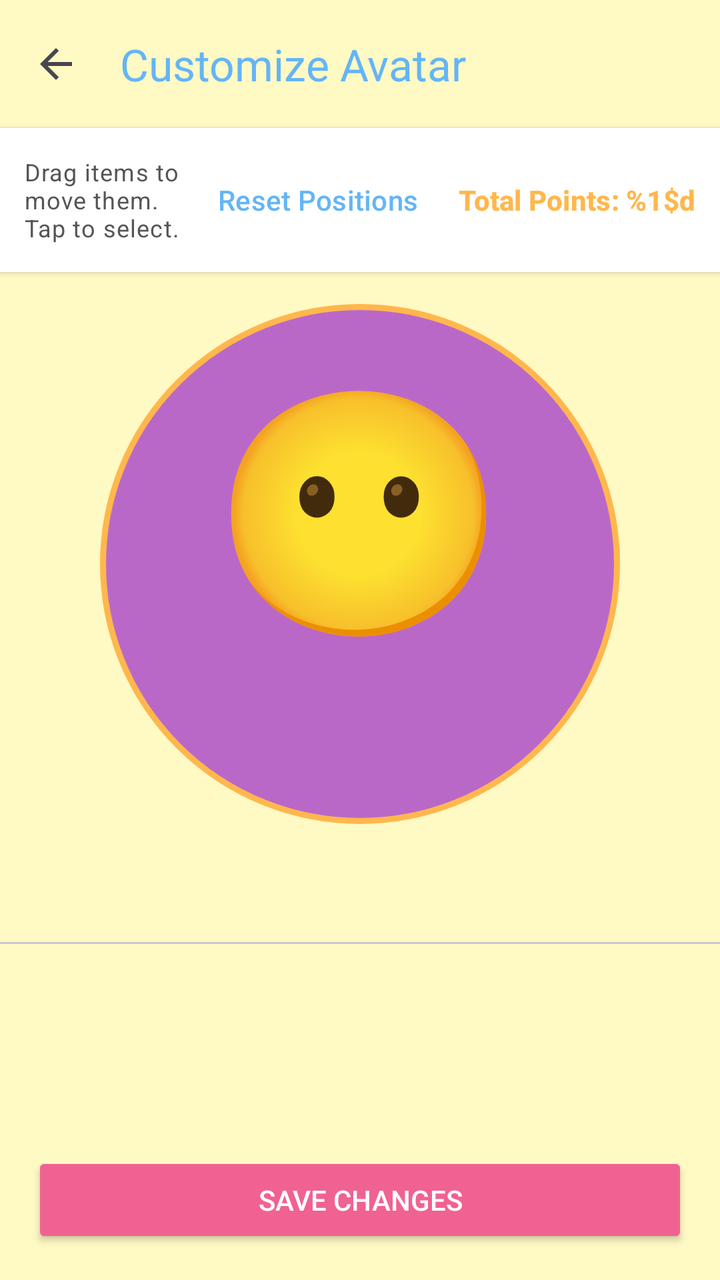
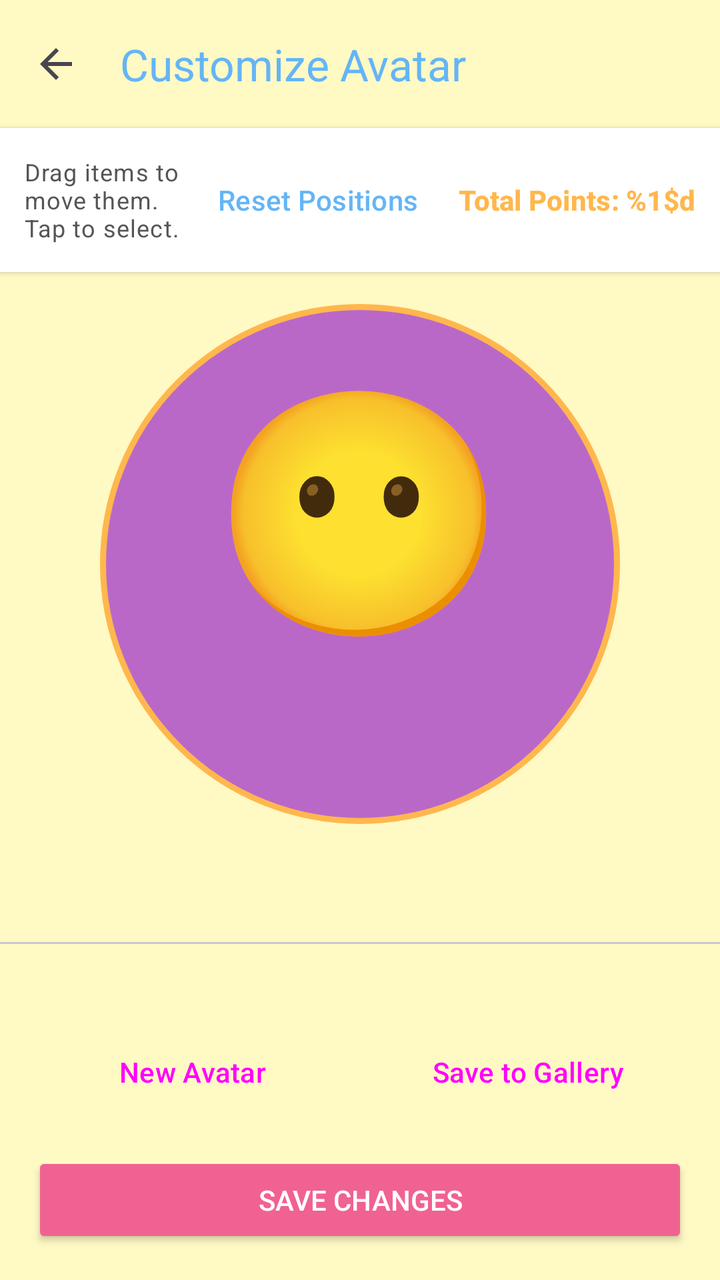

The first picture is an Android layout as it rendered before a commit; the second is the same layout after the commit. The layout source and the unified diff follow.
<!-- AndroidManifest.xml: application theme Theme.AndroidApp -->
<!-- res/layout/activity_customize_avatar.xml -->
<?xml version="1.0" encoding="utf-8"?>
<LinearLayout xmlns:android="http://schemas.android.com/apk/res/android"
    xmlns:app="http://schemas.android.com/apk/res-auto"
    android:layout_width="match_parent"
    android:layout_height="match_parent"
    android:background="@color/surface_kid"
    android:orientation="vertical">

    <com.google.android.material.appbar.MaterialToolbar
        android:id="@+id/toolbar"
        android:layout_width="match_parent"
        android:layout_height="?attr/actionBarSize"
        app:title="@string/customize_title"
        app:titleTextColor="@color/playful_blue"
        app:navigationIcon="?attr/homeAsUpIndicator" />

    <LinearLayout
        android:layout_width="match_parent"
        android:layout_height="wrap_content"
        android:padding="12dp"
        android:orientation="horizontal"
        android:gravity="center_vertical"
        android:background="#FFFFFF"
        android:elevation="2dp">

        <TextView
            android:layout_width="0dp"
            android:layout_height="wrap_content"
            android:layout_weight="1"
            android:text="@string/customize_instruction"
            android:textAppearance="?attr/textAppearanceBodySmall"
            android:textColor="#555555" />

        <Button
            android:id="@+id/btnReset"
            style="@style/Widget.Material3.Button.TextButton"
            android:layout_width="wrap_content"
            android:layout_height="wrap_content"
            android:text="@string/btn_reset"
            android:textColor="@color/playful_blue" />

        <TextView
            android:id="@+id/pointsDisplay"
            android:layout_width="wrap_content"
            android:layout_height="wrap_content"
            android:layout_marginStart="8dp"
            android:text="@string/user_points_format"
            android:textAppearance="?attr/textAppearanceTitleSmall"
            android:textColor="@color/energetic_orange"
            android:textStyle="bold" />
    </LinearLayout>

    <FrameLayout
        android:id="@+id/customizeArea"
        android:layout_width="260dp"
        android:layout_height="260dp"
        android:layout_gravity="center"
        android:layout_marginTop="16dp"
        android:background="@drawable/avatar_bg"
        android:clipChildren="false"
        android:clipToPadding="false">

        <TextView
            android:id="@+id/custAvatarBase"
            android:layout_width="wrap_content"
            android:layout_height="wrap_content"
            android:layout_gravity="center"
            android:layout_marginBottom="30dp"
            android:text="😶"
            android:textSize="120sp" />

        <TextView
            android:id="@+id/custAvatarHat"
            android:layout_width="wrap_content"
            android:layout_height="wrap_content"
            android:layout_gravity="top|center_horizontal"
            android:layout_marginTop="15dp"
            android:textSize="80sp" />

        <TextView
            android:id="@+id/custAvatarGlasses"
            android:layout_width="wrap_content"
            android:layout_height="wrap_content"
            android:layout_gravity="center"
            android:layout_marginBottom="35dp"
            android:textSize="60sp" />

        <TextView
            android:id="@+id/custAvatarChest"
            android:layout_width="wrap_content"
            android:layout_height="wrap_content"
            android:layout_gravity="bottom|center_horizontal"
            android:layout_marginBottom="15dp"
            android:textSize="50sp" />

        <TextView
            android:id="@+id/custAvatarCompanion"
            android:layout_width="wrap_content"
            android:layout_height="wrap_content"
            android:layout_gravity="bottom|end"
            android:layout_marginEnd="20dp"
            android:layout_marginBottom="20dp"
            android:textSize="60sp" />
    </FrameLayout>

    <com.google.android.material.tabs.TabLayout
        android:id="@+id/categoryTabs"
        android:layout_width="match_parent"
        android:layout_height="wrap_content"
        android:layout_marginTop="12dp"
        app:tabMode="fixed"
        app:tabGravity="fill"
        app:tabSelectedTextColor="@color/playful_blue"
        app:tabIndicatorColor="@color/playful_blue" />

    <androidx.recyclerview.widget.RecyclerView
        android:id="@+id/inventoryRecyclerView"
        android:layout_width="match_parent"
        android:layout_height="0dp"
        android:layout_weight="1"
        android:clipToPadding="false"
        android:padding="8dp" />

    <Button
        android:id="@+id/btnSave"
        android:layout_width="match_parent"
        android:layout_height="wrap_content"
        android:layout_margin="16dp"
        android:text="@string/btn_save"
        app:backgroundTint="@color/vibrant_pink"
        android:textColor="@android:color/white"
        app:cornerRadius="12dp" />

</LinearLayout>
<!-- resources referenced by this layout -->
<resources>
  <color name="energetic_orange">#FFB74D</color>
  <color name="playful_blue">#64B5F6</color>
  <color name="surface_kid">#FFF9C4</color>
  <color name="vibrant_pink">#F06292</color>
  <!-- drawable avatar_bg (drawable) -->
  <?xml version="1.0" encoding="utf-8"?>
  <shape xmlns:android="http://schemas.android.com/apk/res/android"
      android:shape="oval">
      <solid android:color="@color/soft_purple" />
      <stroke
          android:width="3dp"
          android:color="@color/energetic_orange" />
  </shape>
  <string name="btn_reset">Reset Positions</string>
  <string name="btn_save">Save Changes</string>
  <string name="customize_instruction">Drag items to move them. Tap to select.</string>
  <string name="customize_title">Customize Avatar</string>
  <string name="user_points_format">Total Points: %1$d</string>
  <style name="Theme.AndroidApp" parent="Theme.Material3.DayNight.NoActionBar">
          <item name="android:statusBarColor" tools:targetApi="l">@android:color/transparent</item>
  
          <item name="colorPrimary">@color/playful_blue</item>
          <item name="colorSecondary">@color/energetic_orange</item>
          <item name="colorSurface">@color/surface_kid</item>
          <item name="android:windowBackground">@color/surface_kid</item>
  
          
          <item name="colorSurfaceVariant">#FFFFFF</item>
      </style>
  <color name="soft_purple">#BA68C8</color>
</resources>

<!-- the commit's change to res/layout/activity_customize_avatar.xml (unified diff, before → after) -->
@@ -121,11 +121,40 @@
         android:clipToPadding="false"
         android:padding="8dp" />
 
+    <LinearLayout
+        android:layout_width="match_parent"
+        android:layout_height="wrap_content"
+        android:layout_marginHorizontal="16dp"
+        android:layout_marginBottom="16dp"
+        android:orientation="horizontal">
+
+        <Button
+            android:id="@+id/btnNewAvatar"
+            style="@style/Widget.Material3.Button.OutlinedButton"
+            android:layout_width="0dp"
+            android:layout_height="wrap_content"
+            android:layout_weight="1"
+            android:layout_marginEnd="4dp"
+            android:text="@string/btn_new_avatar"
+            app:cornerRadius="12dp" />
+
+        <Button
+            android:id="@+id/btnSaveToGallery"
+            style="@style/Widget.Material3.Button.TonalButton"
+            android:layout_width="0dp"
+            android:layout_height="wrap_content"
+            android:layout_weight="1"
+            android:layout_marginStart="4dp"
+            android:text="@string/btn_save_to_gallery"
+            app:cornerRadius="12dp" />
+    </LinearLayout>
+
     <Button
         android:id="@+id/btnSave"
         android:layout_width="match_parent"
         android:layout_height="wrap_content"
-        android:layout_margin="16dp"
+        android:layout_marginHorizontal="16dp"
+        android:layout_marginBottom="16dp"
         android:text="@string/btn_save"
         app:backgroundTint="@color/vibrant_pink"
         android:textColor="@android:color/white"
<!-- resource entries referenced after the edit -->
@@ -13,8 +13,10 @@
           android:width="3dp"
           android:color="@color/energetic_orange" />
   </shape>
+  <string name="btn_new_avatar">New Avatar</string>
   <string name="btn_reset">Reset Positions</string>
   <string name="btn_save">Save Changes</string>
+  <string name="btn_save_to_gallery">Save to Gallery</string>
   <string name="customize_instruction">Drag items to move them. Tap to select.</string>
   <string name="customize_title">Customize Avatar</string>
   <string name="user_points_format">Total Points: %1$d</string>
